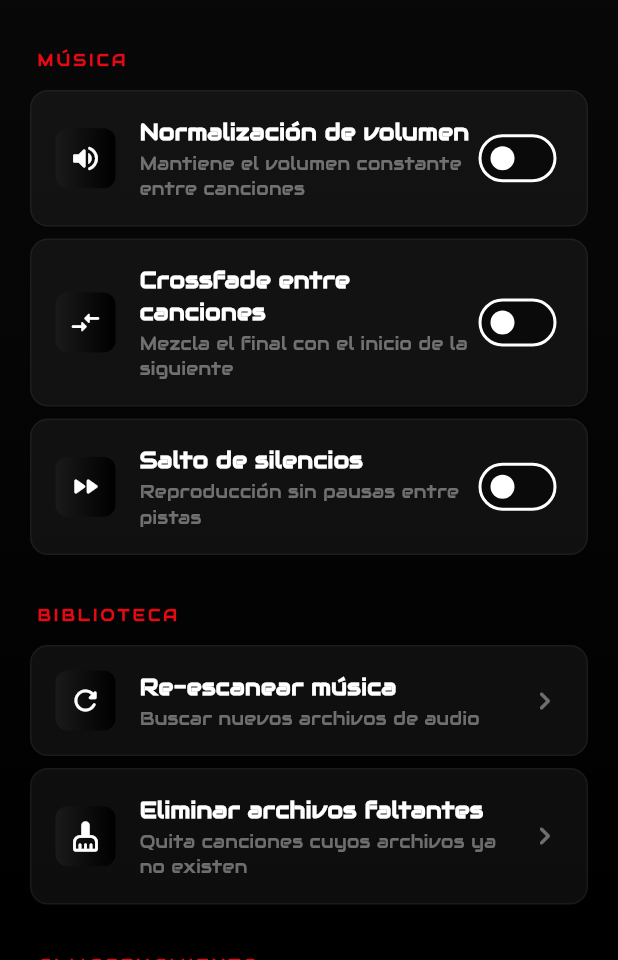
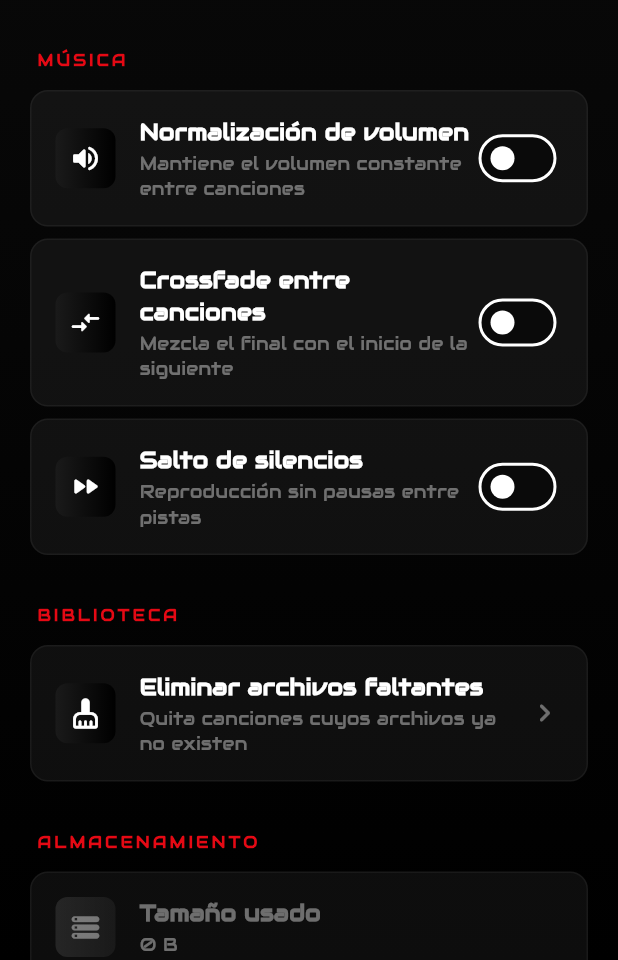
Before and after one commit to vcarv7/Audi_Reproductor, a Flutter app: the SettingsScreen screen opened directly, on a phone screen of 412 x 824 dp, the part 276-1236 px from its top. Run offline on Flutter 3.47's test engine with Material 3 defaults, Android fonts, the light colour scheme and no system bars; our stand-ins replace audioplayers, on_audio_query, share_plus, shared_preferences; accounts and stored records are empty; project files that could hold a hidden picture were left out.

Commit message:
feat: Remove music rescan option from settings screen

```diff
--- a/lib/screens/settings_screen.dart
+++ b/lib/screens/settings_screen.dart
@@ -99,18 +99,6 @@ class _SettingsScreenState extends State<SettingsScreen> {
                     ),
                     const SizedBox(height: 24),
                     const _SectionTitle(text: 'Biblioteca'),
-                    _SettingsTile(
-                      icon: Icons.refresh_rounded,
-                      title: 'Re-escanear música',
-                      subtitle: 'Buscar nuevos archivos de audio',
-                      onTap: () async {
-                        await context
-                            .read<AudioPlayerProvider>()
-                            .scanDeviceMusic();
-                        if (!mounted) return;
-                        await _showSnackBar('Reescaneando música...');
-                      },
-                    ),
                     _SettingsTile(
                       icon: Icons.cleaning_services_rounded,
                       title: 'Eliminar archivos faltantes',
```
